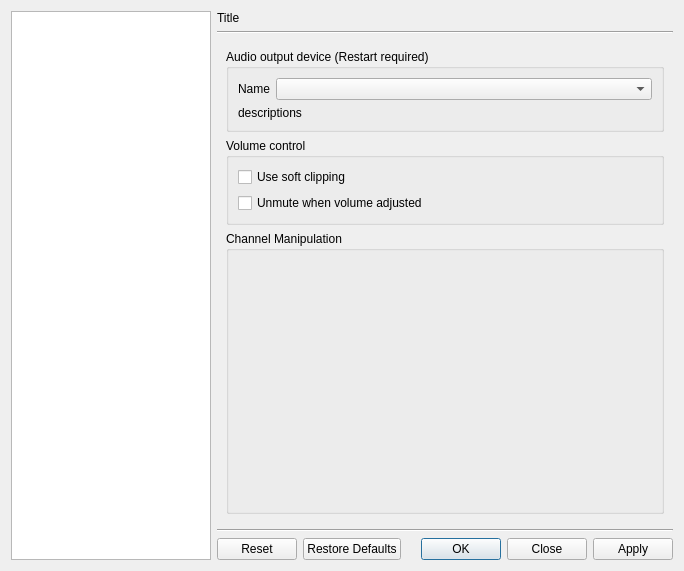
bylee20/bomi, file src/bomi/ui/prefdialog.ui: the form before one commit.
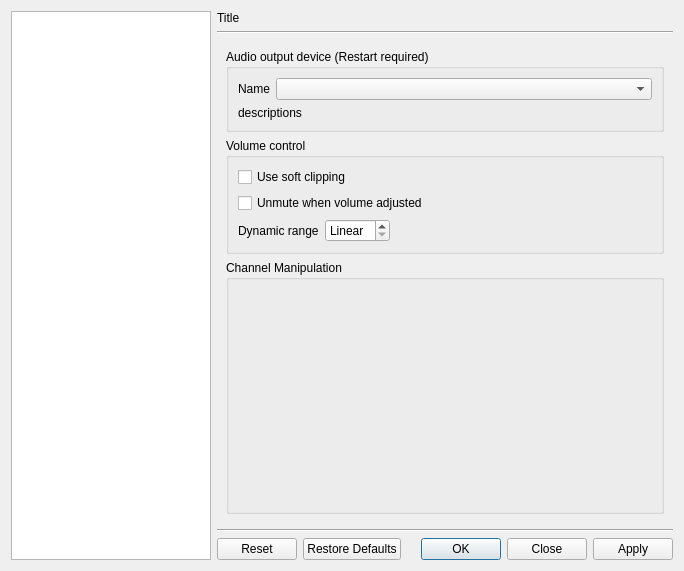
The form after the commit. The open tabs and pages were chosen to show the change. Icons and pictures are not drawn. Custom widgets are drawn as their Qt base class.

Commit message: * New: dynamic range option for volume control (#364)

Patch:
```diff
--- a/src/bomi/ui/prefdialog.ui
+++ b/src/bomi/ui/prefdialog.ui
@@ -540,6 +540,43 @@
               </property>
              </widget>
             </item>
+            <item>
+             <layout class="QHBoxLayout" name="horizontalLayout_3">
+              <item>
+               <widget class="QLabel" name="label_21">
+                <property name="text">
+                 <string>Dynamic range</string>
+                </property>
+               </widget>
+              </item>
+              <item>
+               <widget class="QSpinBox" name="volume_scale">
+                <property name="specialValueText">
+                 <string>Linear</string>
+                </property>
+                <property name="suffix">
+                 <string> dB</string>
+                </property>
+                <property name="maximum">
+                 <number>200</number>
+                </property>
+               </widget>
+              </item>
+              <item>
+               <spacer name="horizontalSpacer_2">
+                <property name="orientation">
+                 <enum>Qt::Horizontal</enum>
+                </property>
+                <property name="sizeHint" stdset="0">
+                 <size>
+                  <width>40</width>
+                  <height>20</height>
+                 </size>
+                </property>
+               </spacer>
+              </item>
+             </layout>
+            </item>
            </layout>
           </widget>
          </item>
```
Left out of the diff: 4 changed lines with no effect on the pictures. The commit also changes 6 other files.
